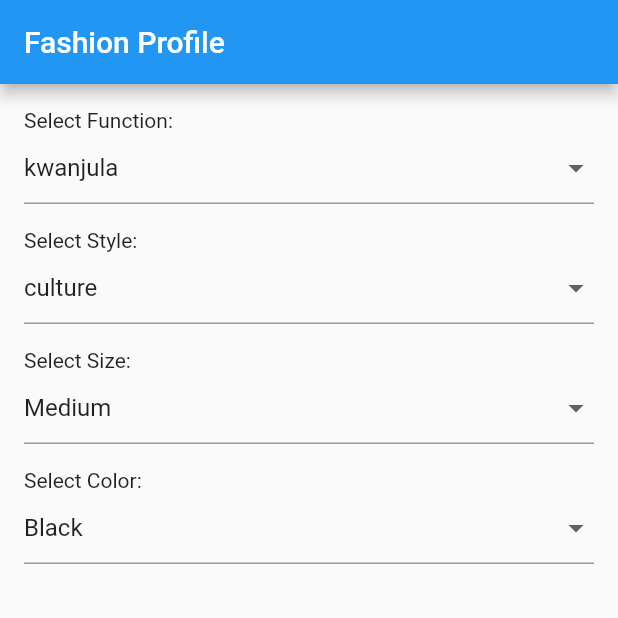
After one commit to Marcollins2/kiwi_app, a Flutter app: the FashionProfileScreen screen opened directly, on a phone screen of 412 x 824 dp, the top half of it. The commit adds this screen. Run offline on Flutter 3.47's test engine with Material 2 defaults, Android fonts, the light colour scheme and no system bars; Roboto replaces fonts that are missing (Netverbatim).

Commit message:
Added a fashion profile screen

```diff
--- /dev/null
+++ b/lib/Screens/userscreen.dart
@@ -0,0 +1,99 @@
+import 'package:flutter/material.dart';
+
+class FashionProfileScreen extends StatefulWidget {
+  @override
+  _FashionProfileScreenState createState() => _FashionProfileScreenState();
+}
+
+class _FashionProfileScreenState extends State<FashionProfileScreen> {
+  String _selectedFunction = 'kwanjula';
+  String _selectedStyle = 'culture';
+  String _selectedSize = 'Medium';
+  String _selectedColor = 'Black';
+
+
+  List<String> _functionList = ['kwanjula', 'cocktail', 'wedding', 'Prom','Party'];
+  List<String> _styleList = ['culture', 'Islam', 'simple', 'Dress'];
+  List<String> _sizeList = ['Small', 'Medium', 'Large', 'Extra Large'];
+  List<String> _colorList = ['Black', 'White', 'Blue', 'Red','orange','Yellow', 'maroon'];
+
+  @override
+  Widget build(BuildContext context) {
+    return Scaffold(
+      appBar: AppBar(
+        title: Text('Fashion Profile'),
+      ),
+      body: Padding(
+        padding: EdgeInsets.all(16.0),
+        child: Column(
+          crossAxisAlignment: CrossAxisAlignment.start,
+          children: [
+            Text('Select Function:'),
+            DropdownButtonFormField<String>(
+              value: _selectedFunction,
+              onChanged: (newValue) {
+                setState(() {
+                  _selectedFunction = newValue!;
+                });
+              },
+              items: _functionList.map((function) {
+                return DropdownMenuItem<String>(
+                  value: function,
+                  child: Text(function),
+                );
+              }).toList(),
+            ),
+            SizedBox(height: 16),
+            Text('Select Style:'),
+            DropdownButtonFormField<String>(
+              value: _selectedStyle,
+              onChanged: (newValue) {
+                setState(() {
+                  _selectedStyle = newValue!;
+                });
+              },
+              items: _styleList.map((style) {
+                return DropdownMenuItem<String>(
+                  value: style,
+                  child: Text(style),
+                );
+              }).toList(),
+            ),
+            SizedBox(height: 16),
+            Text('Select Size:'),
+            DropdownButtonFormField<String>(
+              value: _selectedSize,
+              onChanged: (newValue) {
+                setState(() {
+                  _selectedSize = newValue!;
+                });
+              },
+              items: _sizeList.map((size) {
+                return DropdownMenuItem<String>(
+                  value: size,
+                  child: Text(size),
+                );
+              }).toList(),
+            ),
+            SizedBox(height: 16),
+            Text('Select Color:'),
+            DropdownButtonFormField<String>(
+              value: _selectedColor,
+              onChanged: (newValue) {
+                setState(() {
+                  _selectedColor = newValue!;
+                });
+              },
+              items: _colorList.map((color) {
+                return DropdownMenuItem<String>(
+                  value: color,
+                  child: Text(color),
+                );
+              }).toList(),
+            ),
+          ],
+        ),
+      ),
+    );
+  }
+}
--- a/lib/Widgets/HomeEventContainer.dart
+++ b/lib/Widgets/HomeEventContainer.dart
@@ -31,7 +31,7 @@ class HomeEventContainer extends StatelessWidget {
                   width: 320,
                   decoration: BoxDecoration(
                     image: DecorationImage(
-                      fit: BoxFit.cover,
+                      fit: BoxFit.contain,
                       image: AssetImage(event.image),
                     ),
                   ),
--- a/lib/main.dart
+++ b/lib/main.dart
@@ -3,6 +3,7 @@ import 'package:style_palette_app/Screens/HomeScreen.dart';
 import 'package:style_palette_app/Screens/login.dart';
 import 'package:style_palette_app/Screens/signup.dart';
 import 'package:style_palette_app/Screens/welcomescreen.dart';
+import 'package:style_palette_app/Screens/userscreen.dart';
 
 void main() {
   runApp(MyApp());
@@ -14,7 +15,7 @@ class MyApp extends StatelessWidget {
     return MaterialApp(
       debugShowCheckedModeBanner: false,
       theme: ThemeData(fontFamily: 'Netverbatim'),
-      home: HomeScreen(),
+      home: FashionProfileScreen(),
 
 // initialRoute:'HomeScreen',
       routes: {
--- a/pubspec.yaml
+++ b/pubspec.yaml
@@ -23,6 +23,8 @@ environment:
 dependencies:
   flutter:
     sdk: flutter
+
+
 
 
   # The following adds the Cupertino Icons font to your application.
```
Also changed, not shown: 2 other files.
